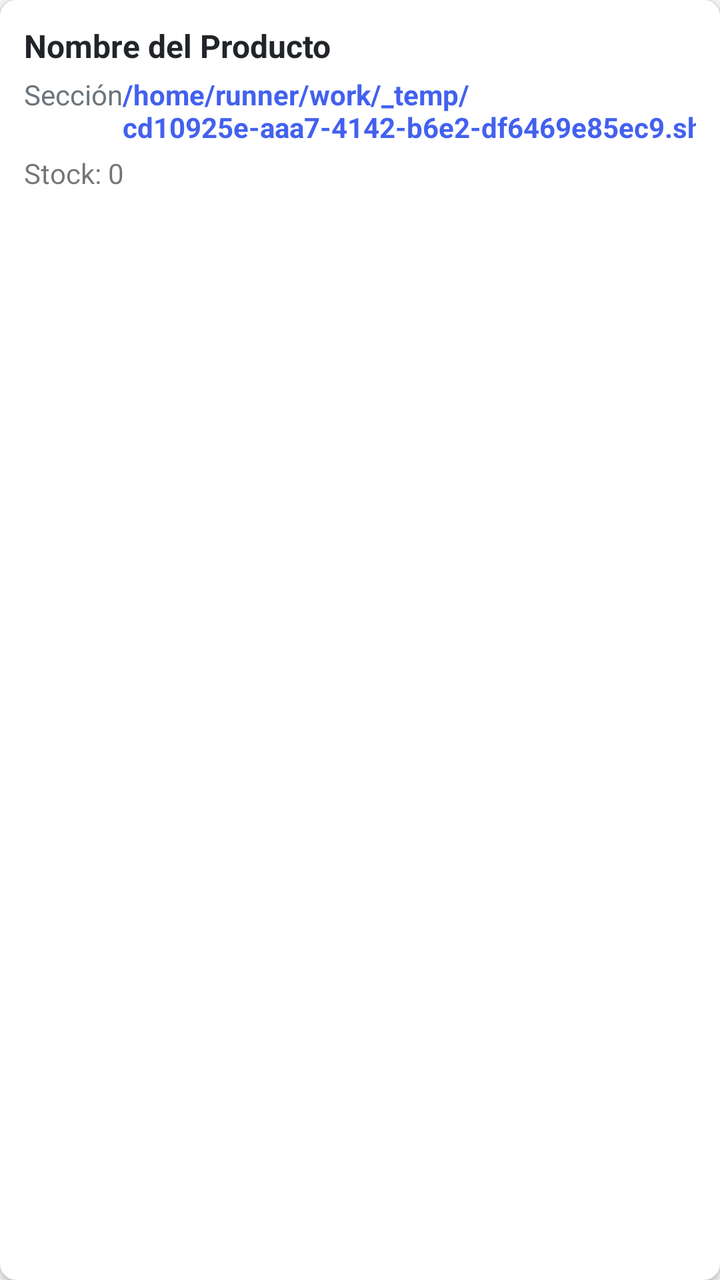
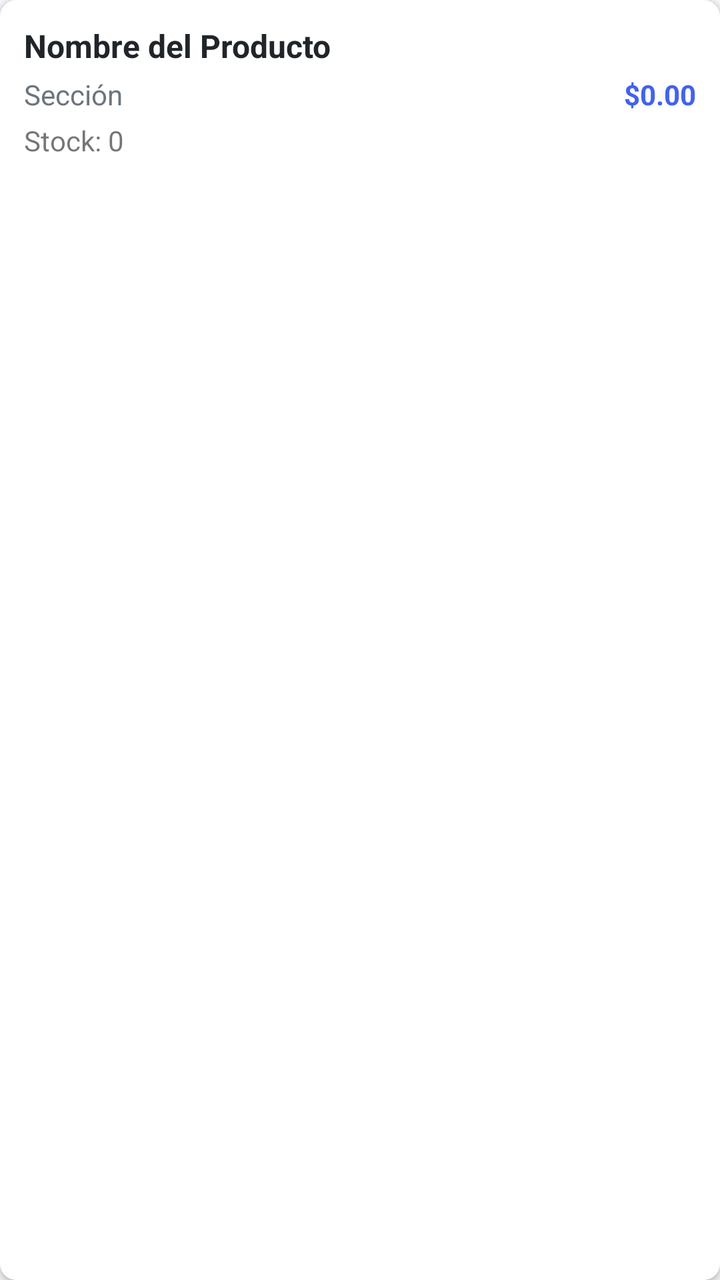

Before-and-after screenshots of an Android layout around one commit, followed by the original layout XML and the change that was made.
<!-- AndroidManifest.xml: application theme Theme.OmniVentas -->
<!-- res/layout/item_producto.xml -->
<?xml version="1.0" encoding="utf-8"?>
<androidx.cardview.widget.CardView xmlns:android="http://schemas.android.com/apk/res/android"
    xmlns:app="http://schemas.android.com/apk/res-auto"
    android:layout_width="match_parent"
    android:layout_height="wrap_content"
    android:layout_marginBottom="8dp"
    app:cardCornerRadius="8dp"
    app:cardElevation="2dp">
    <LinearLayout
        android:layout_width="match_parent"
        android:layout_height="wrap_content"
        android:orientation="vertical"
        android:padding="12dp">
        <TextView
            android:id="@+id/tv_nombre"
            android:layout_width="match_parent"
            android:layout_height="wrap_content"
            android:text="Nombre del Producto"
            android:textSize="16sp"
            android:textStyle="bold"
            android:textColor="@color/dark" />
        <LinearLayout
            android:layout_width="match_parent"
            android:layout_height="wrap_content"
            android:orientation="horizontal"
            android:layout_marginTop="4dp">
            <TextView
                android:id="@+id/tv_seccion"
                android:layout_width="0dp"
                android:layout_height="wrap_content"
                android:layout_weight="1"
                android:text="Sección"
                android:textSize="14sp"
                android:textColor="@color/gray" />
            <TextView
                android:id="@+id/tv_precio"
                android:layout_width="wrap_content"
                android:layout_height="wrap_content"
                android:text="/home/runner/work/_temp/cd10925e-aaa7-4142-b6e2-df6469e85ec9.sh.00"
                android:textSize="14sp"
                android:textColor="@color/primary"
                android:textStyle="bold" />
        </LinearLayout>
        <TextView
            android:id="@+id/tv_stock"
            android:layout_width="wrap_content"
            android:layout_height="wrap_content"
            android:text="Stock: 0"
            android:textSize="14sp"
            android:layout_marginTop="4dp" />
    </LinearLayout>
</androidx.cardview.widget.CardView>
<!-- resources referenced by this layout -->
<resources>
  <color name="dark">#212529</color>
  <color name="gray">#6C757D</color>
  <color name="primary">#4361EE</color>
  <style name="Theme.OmniVentas" parent="Theme.MaterialComponents.DayNight.NoActionBar">
          <item name="colorPrimary">@color/primary</item>
          <item name="colorPrimaryVariant">@color/primary_dark</item>
          <item name="colorOnPrimary">@color/white</item>
          <item name="colorSecondary">@color/secondary</item>
          <item name="colorOnSecondary">@color/white</item>
          <item name="android:statusBarColor">@color/primary</item>
          <item name="android:windowBackground">@color/light_gray</item>
      </style>
  <color name="primary_dark">#3A56D4</color>
  <color name="white">#FFFFFF</color>
  <color name="secondary">#3F37C9</color>
  <color name="light_gray">#F5F7FB</color>
</resources>

<!-- the commit's change to res/layout/item_producto.xml (unified diff, before → after) -->
@@ -36,7 +36,7 @@
                 android:id="@+id/tv_precio"
                 android:layout_width="wrap_content"
                 android:layout_height="wrap_content"
-                android:text="/home/runner/work/_temp/cd10925e-aaa7-4142-b6e2-df6469e85ec9.sh.00"
+                android:text="$0.00"
                 android:textSize="14sp"
                 android:textColor="@color/primary"
                 android:textStyle="bold" />
